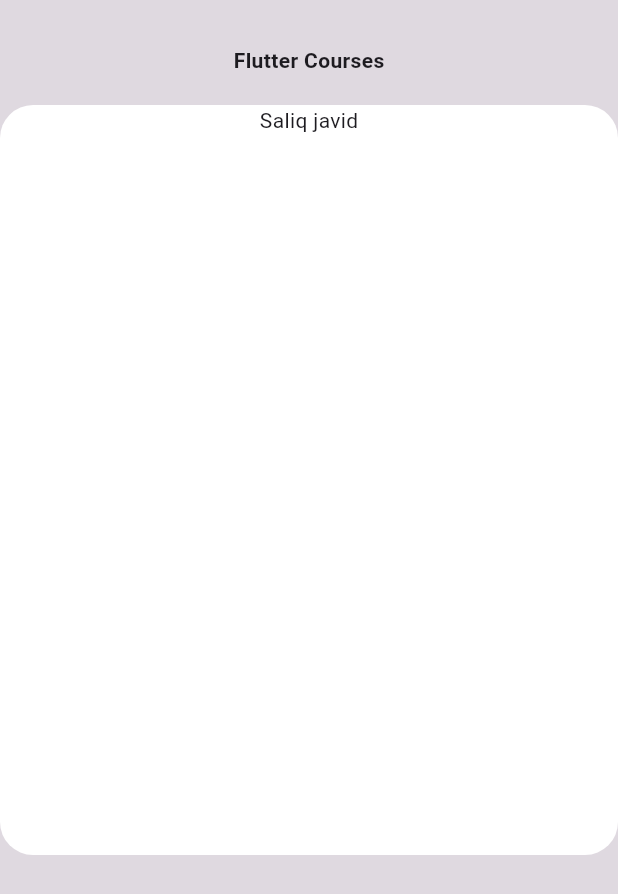
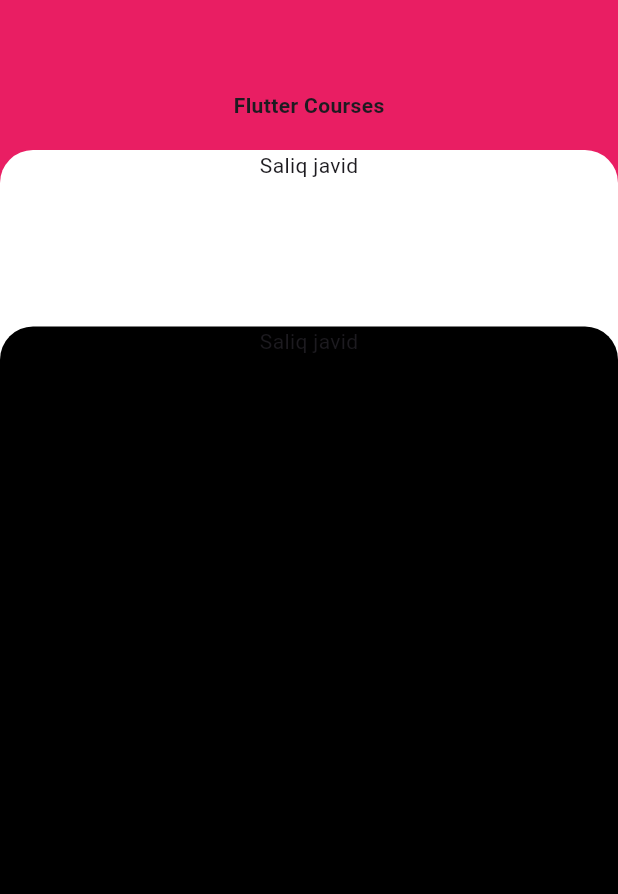
Before and after one commit to saliq03/Youtube-Video-Player, a Flutter app: the Home screen opened directly, on a phone screen of 412 x 824 dp. Shown: the top 894 px of the screen. Run offline on Flutter 3.47's test engine with Material 3 defaults, Android fonts, the phone set to English and light mode, and no system bars.

Commit message:
homeScreen designing

```diff
--- a/lib/Home.dart
+++ b/lib/Home.dart
@@ -12,15 +12,16 @@
   Widget build(BuildContext context) {
     return Scaffold(
       body: Container(
-        color: Colors.black12,
+        color: Colors.pink,
         child: Column(
           children: [
             Padding(
-              padding: const EdgeInsets.only(top: 30,left: 20,right: 20),
+              padding: const EdgeInsets.only(top: 60,left: 20,right: 20),
               child: Text("Flutter Courses",style: TextStyle(fontWeight: FontWeight.bold),),
             ),
             SizedBox(height: 20,),
-            Container(
+            Stack(
+              children: [ Container(
                 decoration: BoxDecoration(
                   color: Colors.white,
                   borderRadius: BorderRadius.circular(22)
@@ -32,6 +33,22 @@
                     Text("Saliq javid")
                   ],
                 ),
+              ),
+                Container(
+                  margin: EdgeInsets.only(top: MediaQuery.of(context).size.height/7),
+                  decoration: BoxDecoration(
+                      color: Colors.black,
+                      borderRadius: BorderRadius.circular(22)
+                  ),
+                  width: MediaQuery.of(context).size.width,
+                  height: 663.101,
+                  child: Column(
+                    children: [
+                      Text("Saliq javid")
+                    ],
+                  ),
+                )
+              ],
             )
           ],
         )
```
Also changed, not shown: lib/main.dart (+3 -104 lines). Lines whose indentation alone changed are shown as unchanged.
